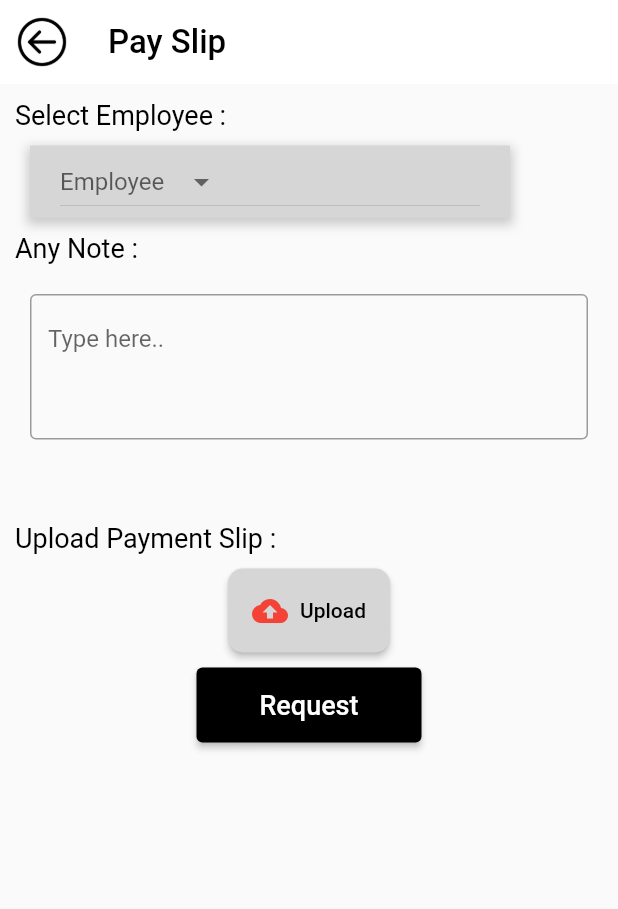
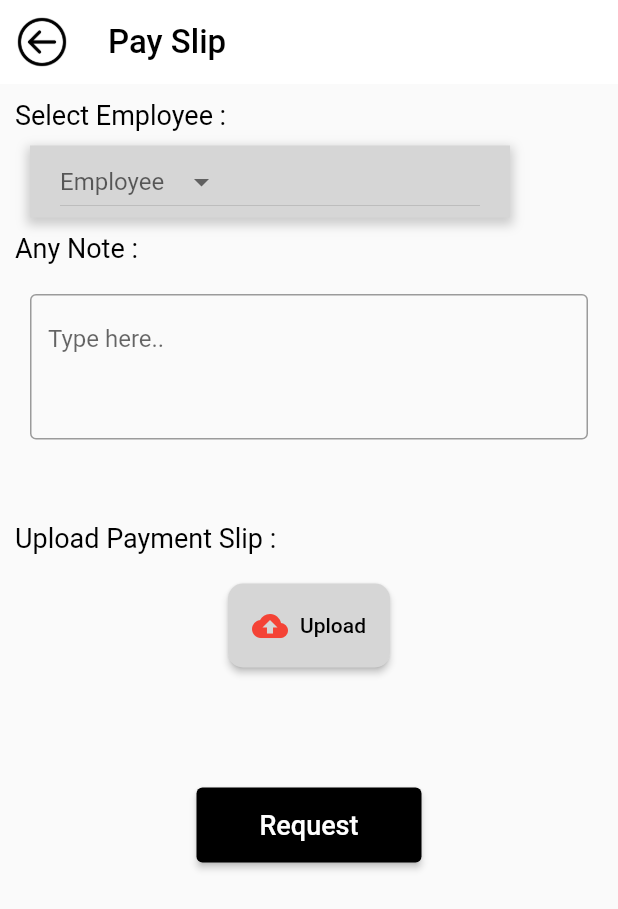
Before and after one commit to funky-dev99/Attendance-System, a Flutter app: the PaySlipUp screen opened directly, on a phone screen of 412 x 824 dp. Shown: the top 909 px of the screen. Run offline on Flutter 3.47's test engine with Material 2 defaults, Android fonts, the phone set to English and light mode, and no system bars; our stand-ins replace file_picker, shared_preferences; missing offline and left inert: qr_code_scanner; accounts and stored records are empty.

Commit message:
pay slip page done

```diff
--- a/attendance_system/lib/pages/payslip.dart
+++ b/attendance_system/lib/pages/payslip.dart
@@ -181,7 +181,7 @@ class _PaySlipUpState extends State<PaySlipUp> {
       body: SingleChildScrollView(
         child: Column(
           children: [
-            SizedBox(
+            const SizedBox(
               height: 10,
             ),
 
@@ -202,7 +202,7 @@ class _PaySlipUpState extends State<PaySlipUp> {
               ],
             ),
 
-            SizedBox(
+            const SizedBox(
               height: 10,
             ),
 
@@ -248,7 +248,7 @@ class _PaySlipUpState extends State<PaySlipUp> {
               ],
             ),
 
-            SizedBox(
+            const SizedBox(
               height: 10,
             ),
 
@@ -271,7 +271,7 @@ class _PaySlipUpState extends State<PaySlipUp> {
 
 
             Container(
-              padding: EdgeInsets.all(20.0),
+              padding: const EdgeInsets.all(20.0),
               child: TextFormField(
                 controller: desController,
                 keyboardType: TextInputType.multiline,
@@ -302,8 +302,8 @@ class _PaySlipUpState extends State<PaySlipUp> {
               ],
             ),
 
-            SizedBox(
-              height: 10,
+            const SizedBox(
+              height: 20,
             ),
 
             ElevatedButton.icon(
@@ -336,11 +336,12 @@ class _PaySlipUpState extends State<PaySlipUp> {
             ),
 
 
-            SizedBox(
-              height: 10,
+            const SizedBox(
+              height: 80,
             ),
 
             ElevatedButton(
+
               onPressed: () {
                 print('Employee Type: $selectedEmployeeType');
                 print('Note: $desController');
```
